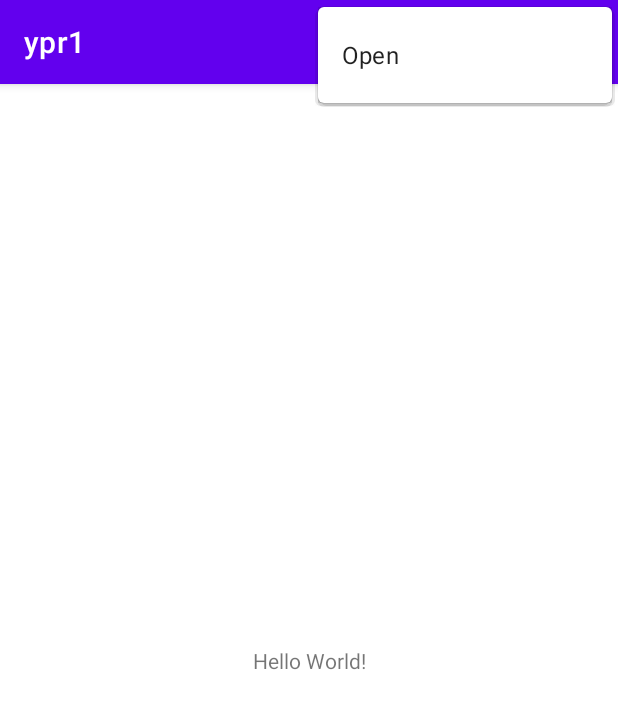
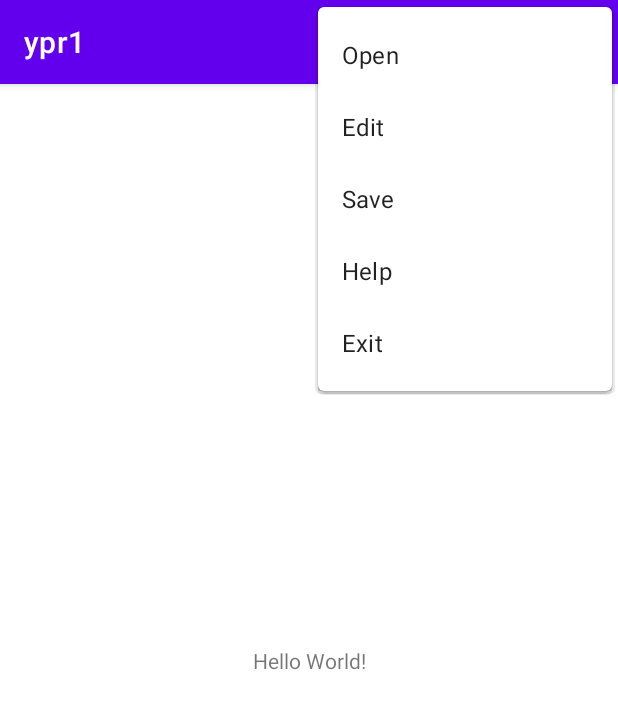
Before and after one commit to MamkinPupsik/LabFromStud, an Android app: the screen it shows after launch (MainActivity), with the options menu open, on a phone screen of 412 x 824 dp. Shown: the top 709 px of the screen. Run offline under Robolectric (Android 15) with nearby library versions, the phone set to English and light mode, and no system bars.

Commit message:
Finished 1/5

```diff
--- a/Android/CreateMenu/ypr1/src/main/res/menu/menu_main.xml
+++ b/Android/CreateMenu/ypr1/src/main/res/menu/menu_main.xml
@@ -6,4 +6,20 @@
     android:id="@+id/action_0"
     android:orderInCategory="0"
     android:title="@string/action_1"/>
+    <item
+        android:id="@+id/action_1"
+        android:orderInCategory="0"
+        android:title="@string/action_2"/>
+    <item
+        android:id="@+id/action_2"
+        android:orderInCategory="0"
+        android:title="@string/action_3"/>
+    <item
+        android:id="@+id/action_3"
+        android:orderInCategory="0"
+        android:title="@string/action_4"/>
+    <item
+        android:id="@+id/action_4"
+        android:orderInCategory="0"
+        android:title="@string/action_5"/>
 </menu>
```
